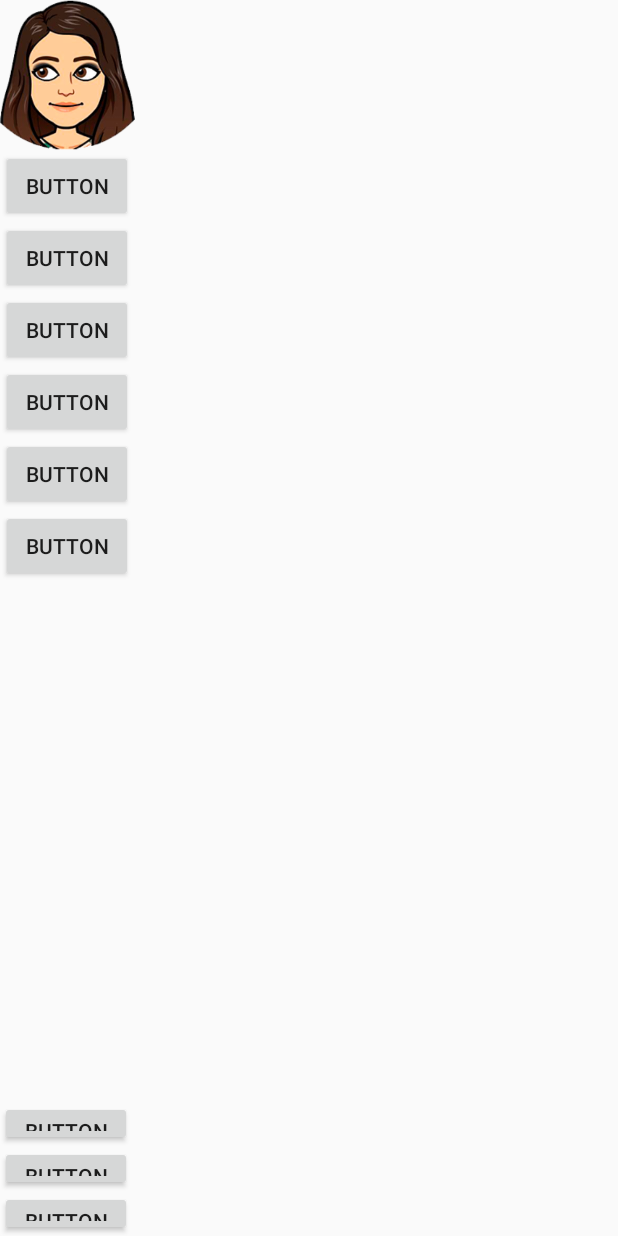
After one commit to Relg99/GuessWho, an Android app: the activity_juego screen opened directly, with no data from a screen before it, on a phone screen of 412 x 824 dp. The commit adds this screen. Run offline under Robolectric (Android 15) with nearby library versions, the phone set to English and light mode, and no system bars; network calls fail.

Commit message:
Bases de la actividad del juego

```diff
--- a/app/src/main/AndroidManifest.xml
+++ b/app/src/main/AndroidManifest.xml
@@ -33,7 +33,8 @@
         <activity
             android:name=".PersonajesActivity"
             android:screenOrientation="portrait" />
-        <activity android:name=".activity_lobby"></activity>
+        <activity android:name=".activity_lobby" />
+        <activity android:name=".activity_juego"></activity>
     </application>
 
 </manifest>
--- /dev/null
+++ b/app/src/main/java/com/rnagames/guesswho/activity_juego.java
@@ -0,0 +1,13 @@
+package com.rnagames.guesswho;
+
+import android.support.v7.app.AppCompatActivity;
+import android.os.Bundle;
+
+public class activity_juego extends AppCompatActivity {
+
+    @Override
+    protected void onCreate(Bundle savedInstanceState) {
+        super.onCreate(savedInstanceState);
+        setContentView(R.layout.activity_juego);
+    }
+}
--- /dev/null
+++ b/app/src/main/res/layout/activity_juego.xml
@@ -0,0 +1,102 @@
+<?xml version="1.0" encoding="utf-8"?>
+<LinearLayout xmlns:android="http://schemas.android.com/apk/res/android"
+    xmlns:app="http://schemas.android.com/apk/res-auto"
+    xmlns:tools="http://schemas.android.com/tools"
+    android:layout_width="match_parent"
+    android:layout_height="match_parent"
+    android:orientation="horizontal"
+    tools:context=".activity_juego">
+<LinearLayout
+    android:layout_width="wrap_content"
+    android:layout_height="match_parent"
+    android:orientation="vertical"
+    >
+    <LinearLayout
+        android:layout_width="match_parent"
+        android:layout_height="match_parent"
+        android:orientation="vertical"
+        android:gravity="top|center"
+        >
+    <ImageView
+        android:id="@+id/ivPersonajeElegido"
+        android:layout_width="90dp"
+        android:layout_height="100dp"
+        android:scaleType="fitCenter"
+        app:srcCompat="@drawable/adriana" />
+
+    <Button
+        android:id="@+id/button"
+        android:layout_width="wrap_content"
+        android:layout_height="wrap_content"
+
+
+        android:text="Button" />
+
+    <Button
+        android:id="@+id/button2"
+        android:layout_width="wrap_content"
+        android:layout_height="wrap_content"
+
+        android:text="Button" />
+
+    <Button
+        android:id="@+id/button3"
+        android:layout_width="wrap_content"
+        android:layout_height="wrap_content"
+
+        android:text="Button" />
+
+    <Button
+        android:id="@+id/button4"
+        android:layout_width="wrap_content"
+        android:layout_height="wrap_content"
+
+        android:text="Button" />
+
+   <Button
+            android:id="@+id/button5"
+            android:layout_width="wrap_content"
+            android:layout_height="wrap_content"
+            android:text="Button" />
+        <Button
+            android:id="@+id/bEstudiante"
+            android:layout_width="wrap_content"
+            android:layout_height="wrap_content"
+            android:text="Button" />
+
+        <LinearLayout
+            android:layout_width="match_parent"
+            android:layout_height="match_parent"
+            android:gravity="bottom"
+            android:orientation="vertical"
+            >
+
+            <Button
+                android:id="@+id/bCheck"
+                android:layout_width="wrap_content"
+                android:layout_height="30dp"
+                android:text="Button" />
+            <Button
+                android:id="@+id/bAdivinar"
+                android:layout_width="wrap_content"
+                android:layout_height="30dp"
+                android:text="Button" />
+            <Button
+                android:id="@+id/bSalir"
+                android:layout_width="wrap_content"
+                android:layout_height="30dp"
+                android:text="Button" />
+
+        </LinearLayout>
+    </LinearLayout>
+
+
+
+</LinearLayout>
+
+    <android.support.v7.widget.RecyclerView
+        android:id="@+id/rvTablero"
+        android:layout_width="match_parent"
+        android:layout_height="match_parent" />
+
+</LinearLayout>
--- a/app/src/main/res/layout/activity_lobby.xml
+++ b/app/src/main/res/layout/activity_lobby.xml
@@ -46,7 +46,7 @@
         <android.support.v7.widget.RecyclerView
             android:id="@+id/rvListaPartidas"
             android:layout_width="match_parent"
-            android:layout_height="377dp"
+            android:layout_height="match_parent"
             android:layout_alignParentStart="true"
             android:layout_alignParentTop="true"
             android:layout_marginStart="0dp"
--- a/app/src/main/res/layout/personajes_adapter.xml
+++ /dev/null
@@ -1,6 +0,0 @@
-<?xml version="1.0" encoding="utf-8"?>
-<android.support.constraint.ConstraintLayout
-    xmlns:android="http://schemas.android.com/apk/res/android" android:layout_width="match_parent"
-    android:layout_height="match_parent">
-
-</android.support.constraint.ConstraintLayout>
```
